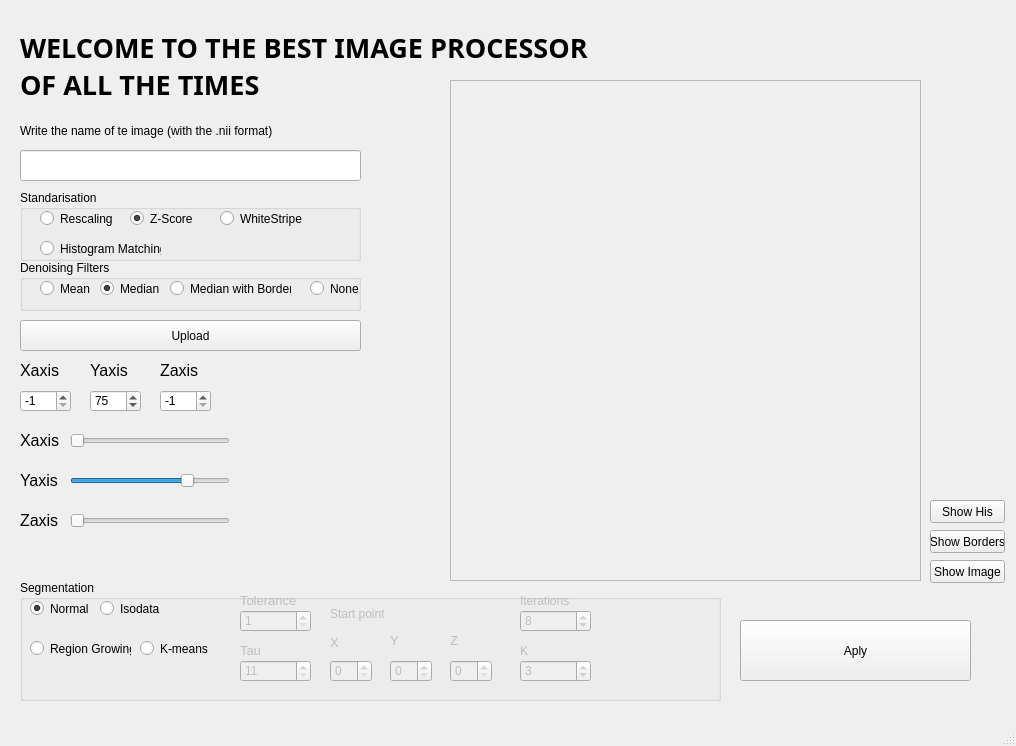
This is PruebasGUI.ui in andrew921as/ImageProcess as Qt 5 draws it before an edit. The edited form follows.
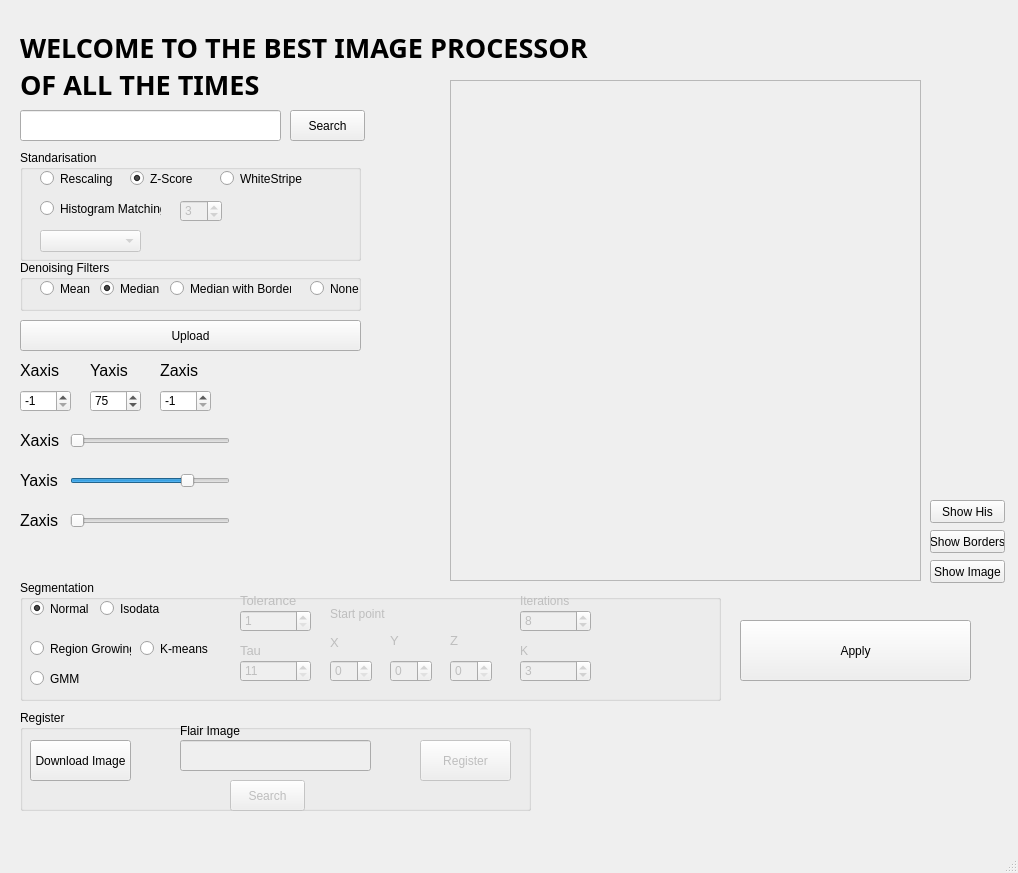
This is the edited form.

The edit to the form file:
```diff
--- a/PruebasGUI.ui
+++ b/PruebasGUI.ui
@@ -6,8 +6,8 @@
    <rect>
     <x>0</x>
     <y>0</y>
-    <width>1016</width>
-    <height>746</height>
+    <width>1018</width>
+    <height>873</height>
    </rect>
   </property>
   <property name="minimumSize">
@@ -33,7 +33,7 @@
      </rect>
     </property>
     <property name="text">
-     <string>Aply</string>
+     <string>Apply</string>
     </property>
    </widget>
    <widget class="QLabel" name="labelTitulo">
@@ -58,19 +58,6 @@
 OF ALL THE TIMES</string>
     </property>
    </widget>
-   <widget class="QLabel" name="label">
-    <property name="geometry">
-     <rect>
-      <x>20</x>
-      <y>110</y>
-      <width>381</width>
-      <height>41</height>
-     </rect>
-    </property>
-    <property name="text">
-     <string>Write the name of te image (with the .nii format)</string>
-    </property>
-   </widget>
    <widget class="QSpinBox" name="ejeX">
     <property name="geometry">
      <rect>
@@ -135,8 +122,8 @@
     <property name="geometry">
      <rect>
       <x>20</x>
-      <y>150</y>
-      <width>341</width>
+      <y>110</y>
+      <width>261</width>
       <height>31</height>
      </rect>
     </property>
@@ -278,9 +265,9 @@
     <property name="geometry">
      <rect>
       <x>20</x>
-      <y>190</y>
+      <y>150</y>
       <width>341</width>
-      <height>71</height>
+      <height>111</height>
      </rect>
     </property>
     <property name="title">
@@ -341,6 +328,44 @@
       <string>Histogram Matching</string>
      </property>
     </widget>
+    <widget class="QSpinBox" name="histogramSpinB">
+     <property name="enabled">
+      <bool>false</bool>
+     </property>
+     <property name="geometry">
+      <rect>
+       <x>160</x>
+       <y>50</y>
+       <width>42</width>
+       <height>22</height>
+      </rect>
+     </property>
+     <property name="minimum">
+      <number>1</number>
+     </property>
+     <property name="maximum">
+      <number>100</number>
+     </property>
+     <property name="value">
+      <number>3</number>
+     </property>
+    </widget>
+    <widget class="QComboBox" name="HisComboBox">
+     <property name="enabled">
+      <bool>false</bool>
+     </property>
+     <property name="geometry">
+      <rect>
+       <x>20</x>
+       <y>80</y>
+       <width>101</width>
+       <height>22</height>
+      </rect>
+     </property>
+     <property name="maxVisibleItems">
+      <number>4</number>
+     </property>
+    </widget>
    </widget>
    <widget class="QFrame" name="frame">
     <property name="geometry">
@@ -783,6 +808,19 @@
       <number>3</number>
      </property>
     </widget>
+    <widget class="QRadioButton" name="gmmRB">
+     <property name="geometry">
+      <rect>
+       <x>10</x>
+       <y>90</y>
+       <width>82</width>
+       <height>17</height>
+      </rect>
+     </property>
+     <property name="text">
+      <string>GMM</string>
+     </property>
+    </widget>
    </widget>
    <widget class="QGroupBox" name="groupBox_2">
     <property name="geometry">
@@ -894,6 +932,129 @@
      <string>Show Borders</string>
     </property>
    </widget>
+   <widget class="QPushButton" name="searchButton">
+    <property name="geometry">
+     <rect>
+      <x>290</x>
+      <y>110</y>
+      <width>75</width>
+      <height>31</height>
+     </rect>
+    </property>
+    <property name="text">
+     <string>Search</string>
+    </property>
+   </widget>
+   <widget class="QGroupBox" name="groupBox_3">
+    <property name="geometry">
+     <rect>
+      <x>20</x>
+      <y>710</y>
+      <width>511</width>
+      <height>101</height>
+     </rect>
+    </property>
+    <property name="title">
+     <string>Register</string>
+    </property>
+    <widget class="QPushButton" name="registerButton">
+     <property name="enabled">
+      <bool>false</bool>
+     </property>
+     <property name="geometry">
+      <rect>
+       <x>400</x>
+       <y>30</y>
+       <width>91</width>
+       <height>41</height>
+      </rect>
+     </property>
+     <property name="text">
+      <string>Register</string>
+     </property>
+    </widget>
+    <widget class="QLineEdit" name="inputLDireccionI_2">
+     <property name="enabled">
+      <bool>false</bool>
+     </property>
+     <property name="geometry">
+      <rect>
+       <x>160</x>
+       <y>30</y>
+       <width>191</width>
+       <height>31</height>
+      </rect>
+     </property>
+    </widget>
+    <widget class="QPushButton" name="searchButton_2">
+     <property name="enabled">
+      <bool>false</bool>
+     </property>
+     <property name="geometry">
+      <rect>
+       <x>210</x>
+       <y>70</y>
+       <width>75</width>
+       <height>31</height>
+      </rect>
+     </property>
+     <property name="text">
+      <string>Search</string>
+     </property>
+    </widget>
+    <widget class="QPushButton" name="downloadButton">
+     <property name="geometry">
+      <rect>
+       <x>10</x>
+       <y>30</y>
+       <width>101</width>
+       <height>41</height>
+      </rect>
+     </property>
+     <property name="text">
+      <string>Download Image</string>
+     </property>
+    </widget>
+    <widget class="QLabel" name="label">
+     <property name="geometry">
+      <rect>
+       <x>160</x>
+       <y>10</y>
+       <width>81</width>
+       <height>21</height>
+      </rect>
+     </property>
+     <property name="text">
+      <string>Flair Image</string>
+     </property>
+    </widget>
+    <widget class="QLabel" name="ImageDownLabel">
+     <property name="geometry">
+      <rect>
+       <x>10</x>
+       <y>80</y>
+       <width>111</width>
+       <height>16</height>
+      </rect>
+     </property>
+     <property name="text">
+      <string/>
+     </property>
+    </widget>
+   </widget>
+   <widget class="QLabel" name="savedImaLabel">
+    <property name="geometry">
+     <rect>
+      <x>570</x>
+      <y>740</y>
+      <width>311</width>
+      <height>41</height>
+     </rect>
+    </property>
+    <property name="text">
+     <string/>
+    </property>
+   </widget>
   </widget>
   <widget class="QMenuBar" name="menubar">
    <property name="geometry">
```
Left out of the diff: 4 changed lines with no effect on the pictures.
